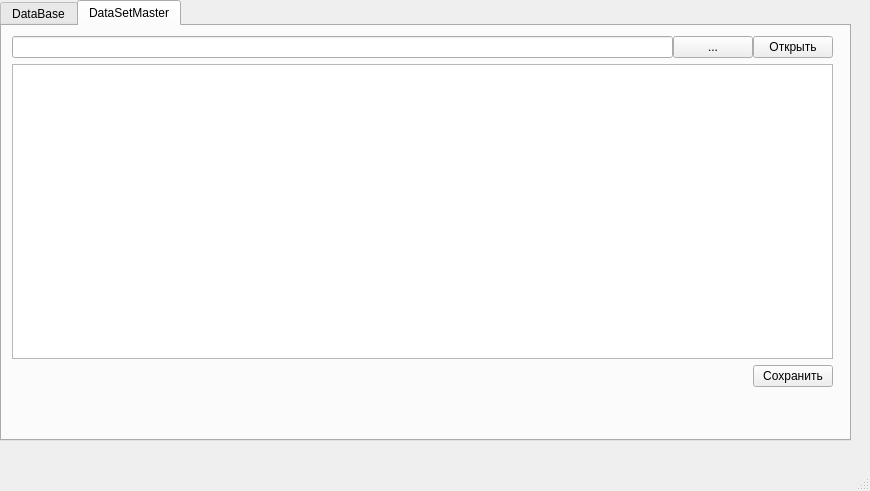
Qt form mainWindow.ui (dprssd/parserMath) before a commit.
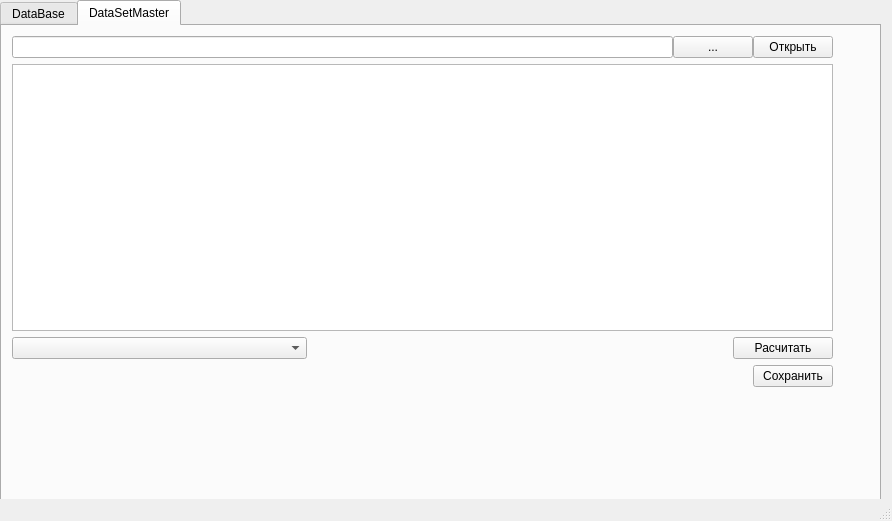
The same form after that commit. The open tabs and pages were chosen to show the change.

```diff
--- a/mainWindow.ui
+++ b/mainWindow.ui
@@ -6,8 +6,8 @@
    <rect>
     <x>0</x>
     <y>0</y>
-    <width>870</width>
-    <height>491</height>
+    <width>892</width>
+    <height>521</height>
    </rect>
   </property>
   <property name="windowTitle">
@@ -19,8 +19,8 @@
      <rect>
       <x>0</x>
       <y>0</y>
-      <width>851</width>
-      <height>441</height>
+      <width>881</width>
+      <height>501</height>
      </rect>
     </property>
     <property name="currentIndex">
@@ -172,6 +172,48 @@
        <item>
         <widget class="QTableWidget" name="tableDataSet"/>
        </item>
+       <item>
+        <layout class="QHBoxLayout" name="horizontalLayout_5">
+         <item>
+          <widget class="QComboBox" name="formulaComboBox"/>
+         </item>
+         <item>
+          <spacer name="horizontalSpacer_2">
+           <property name="orientation">
+            <enum>Qt::Horizontal</enum>
+           </property>
+           <property name="sizeType">
+            <enum>QSizePolicy::Fixed</enum>
+           </property>
+           <property name="sizeHint" stdset="0">
+            <size>
+             <width>420</width>
+             <height>20</height>
+            </size>
+           </property>
+          </spacer>
+         </item>
+         <item>
+          <widget class="QPushButton" name="calcDataSetBtn">
+           <property name="sizePolicy">
+            <sizepolicy hsizetype="Fixed" vsizetype="Fixed">
+             <horstretch>0</horstretch>
+             <verstretch>0</verstretch>
+            </sizepolicy>
+           </property>
+           <property name="maximumSize">
+            <size>
+             <width>100</width>
+             <height>430</height>
+            </size>
+           </property>
+           <property name="text">
+            <string>Расчитать</string>
+           </property>
+          </widget>
+         </item>
+        </layout>
+       </item>
        <item>
         <layout class="QHBoxLayout" name="horizontalLayout_3">
          <item>
```
Left out of the diff: 19 changed lines with no effect on the pictures.
